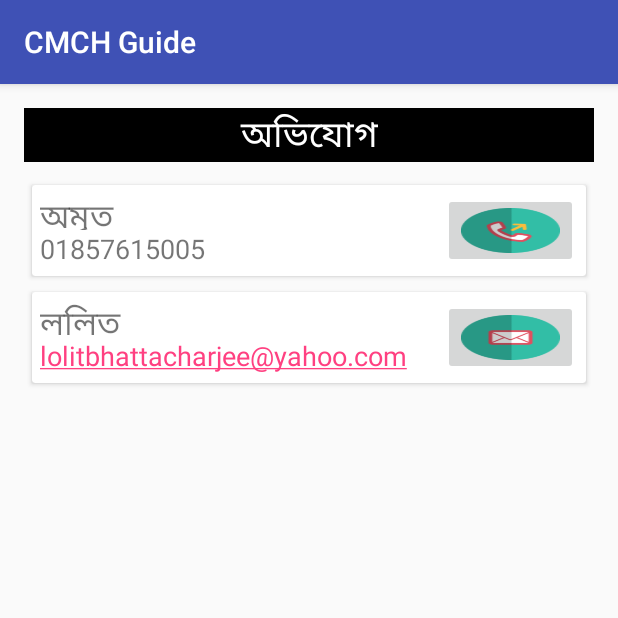
After one commit to Probstat-Infolab/CMCHGuide, an Android app: the ComplainActivity screen opened directly, with no data from a screen before it, on a phone screen of 412 x 824 dp, the top half of it. The commit adds this screen. Run offline under Robolectric (Android 15) with nearby library versions, the phone set to English and light mode, and no system bars.

Commit message:
Added ComplainActivity and It works well--- Amrit

```diff
--- a/app/src/main/AndroidManifest.xml
+++ b/app/src/main/AndroidManifest.xml
@@ -8,11 +8,9 @@
         android:label="@string/app_name"
         android:supportsRtl="true"
         android:theme="@style/AppTheme">
-
         <activity
             android:name=".MainActivity"
             android:label="@string/main_activity_label"
-
             android:theme="@style/AppTheme.NoActionBar">
             <intent-filter>
                 <action android:name="android.intent.action.MAIN" />
@@ -20,7 +18,8 @@
                 <category android:name="android.intent.category.LAUNCHER" />
             </intent-filter>
         </activity>
-        <activity android:name=".links.LinkActivity"></activity>
+        <activity android:name=".links.LinkActivity" />
+        <activity android:name=".complain.ComplainActivity"></activity>
     </application>
 
 </manifest>
--- a/app/src/main/java/com/probstatinfolab/cmchguide/MainActivity.java
+++ b/app/src/main/java/com/probstatinfolab/cmchguide/MainActivity.java
@@ -3,8 +3,6 @@ package com.probstatinfolab.cmchguide;
 import android.content.Intent;
 import android.content.res.Resources;
 import android.os.Bundle;
-import android.support.design.widget.FloatingActionButton;
-import android.support.design.widget.Snackbar;
 import android.support.v7.app.AppCompatActivity;
 import android.support.v7.widget.Toolbar;
 import android.view.View;
@@ -13,6 +11,7 @@ import android.view.MenuItem;
 import android.widget.AdapterView;
 import android.widget.GridView;
 
+import com.probstatinfolab.cmchguide.complain.ComplainActivity;
 import com.probstatinfolab.cmchguide.links.LinkActivity;
 
 import java.util.ArrayList;
@@ -71,8 +70,8 @@ public class MainActivity extends AppCompatActivity {
 
 
                 }else if(position == 8){
-
-
+                    Intent intent = new Intent(MainActivity.this, ComplainActivity.class);
+                    startActivity(intent);
                 }else if(position == 9){
 
 
--- /dev/null
+++ b/app/src/main/java/com/probstatinfolab/cmchguide/complain/ComplainActivity.java
@@ -0,0 +1,40 @@
+package com.probstatinfolab.cmchguide.complain;
+
+import android.content.Intent;
+import android.net.Uri;
+import android.support.v7.app.AppCompatActivity;
+import android.os.Bundle;
+import android.view.View;
+import android.widget.Toast;
+
+import com.probstatinfolab.cmchguide.R;
+
+public class ComplainActivity extends AppCompatActivity {
+
+    String number, email;
+
+    @Override
+    protected void onCreate(Bundle savedInstanceState) {
+        super.onCreate(savedInstanceState);
+        setContentView(R.layout.activity_complain);
+    }
+
+    public void call(View view) {
+        String number = getString(R.string.amritnumber);
+        Intent intent = new Intent(Intent.ACTION_DIAL);
+        intent.setData(Uri.parse("tel: " + number));
+        startActivity(intent);
+    }
+
+    public void email(View view) {
+        String email = getString(R.string.lolitemail);
+        Intent i = new Intent(Intent.ACTION_SEND);
+        i.setType("message/rfc822");
+        i.putExtra(Intent.EXTRA_EMAIL  , new String[]{email});
+        try {
+            startActivity(Intent.createChooser(i, "Send mail..."));
+        } catch (android.content.ActivityNotFoundException ex) {
+            Toast.makeText(ComplainActivity.this, "There are no email clients installed.", Toast.LENGTH_SHORT).show();
+        }
+    }
+}
--- /dev/null
+++ b/app/src/main/res/layout/activity_complain.xml
@@ -0,0 +1,125 @@
+<?xml version="1.0" encoding="utf-8"?>
+<LinearLayout xmlns:android="http://schemas.android.com/apk/res/android"
+    xmlns:app="http://schemas.android.com/apk/res-auto"
+    xmlns:tools="http://schemas.android.com/tools"
+    android:id="@+id/activity_complain"
+    android:layout_width="match_parent"
+    android:layout_height="match_parent"
+    android:orientation="vertical"
+    android:paddingBottom="@dimen/activity_vertical_margin"
+    android:paddingLeft="@dimen/activity_horizontal_margin"
+    android:paddingRight="@dimen/activity_horizontal_margin"
+    android:paddingTop="@dimen/activity_vertical_margin"
+    tools:context="com.probstatinfolab.cmchguide.complain.ComplainActivity">
+
+
+    <TextView
+        android:id="@+id/textView3"
+        android:layout_width="match_parent"
+        android:layout_height="wrap_content"
+        android:layout_marginBottom="10dp"
+        android:background="@android:color/black"
+        android:gravity="center"
+        android:text="@string/complainTitle"
+        android:textColor="@android:color/white"
+        android:textSize="24dp" />
+
+    <ScrollView
+        android:layout_width="match_parent"
+        android:layout_height="wrap_content">
+
+        <LinearLayout
+            android:layout_width="match_parent"
+            android:layout_height="wrap_content"
+            android:orientation="vertical">
+
+            <android.support.v7.widget.CardView
+                android:layout_width="match_parent"
+                android:layout_height="wrap_content"
+                android:layout_margin="5dp">
+
+                <LinearLayout
+                    android:layout_width="match_parent"
+                    android:layout_height="wrap_content"
+                    android:orientation="horizontal"
+                    android:padding="5dp">
+
+                    <LinearLayout
+                        android:layout_width="0dp"
+                        android:layout_height="match_parent"
+                        android:layout_weight="3"
+                        android:orientation="vertical">
+
+                        <TextView
+                            android:layout_width="match_parent"
+                            android:layout_height="0dp"
+                            android:layout_weight="1"
+                            android:text="@string/amrit"
+                            android:textSize="22dp" />
+
+                        <TextView
+                            android:layout_width="match_parent"
+                            android:layout_height="0dp"
+                            android:layout_weight="1"
+                            android:autoLink="phone"
+                            android:text="@string/amritnumber"
+                            android:textSize="18dp" />
+                    </LinearLayout>
+
+                    <ImageButton
+                        android:id="@+id/callimageButton"
+                        android:layout_width="0dp"
+                        android:layout_height="50dp"
+                        android:layout_weight="1"
+                        android:onClick="call"
+                        android:scaleType="fitXY"
+                        app:srcCompat="@drawable/call" />
+                </LinearLayout>
+            </android.support.v7.widget.CardView>
+
+            <android.support.v7.widget.CardView
+                android:layout_width="match_parent"
+                android:layout_height="wrap_content"
+                android:layout_margin="5dp">
+
+                <LinearLayout
+                    android:layout_width="match_parent"
+                    android:layout_height="wrap_content"
+                    android:orientation="horizontal"
+                    android:padding="5dp">
+
+                    <LinearLayout
+                        android:layout_width="0dp"
+                        android:layout_height="match_parent"
+                        android:layout_weight="3"
+                        android:orientation="vertical">
+
+                        <TextView
+                            android:layout_width="match_parent"
+                            android:layout_height="0dp"
+                            android:layout_weight="1"
+                            android:text="@string/lolit"
+                            android:textSize="22dp" />
+
+                        <TextView
+                            android:layout_width="match_parent"
+                            android:layout_height="0dp"
+                            android:layout_weight="1"
+                            android:autoLink="all"
+                            android:text="@string/lolitemail"
+                            android:textSize="18dp" />
+                    </LinearLayout>
+
+                    <ImageButton
+                        android:id="@+id/emailimageButton"
+                        android:layout_width="0dp"
+                        android:layout_height="50dp"
+                        android:layout_weight="1"
+                        android:onClick="email"
+                        android:scaleType="fitXY"
+                        app:srcCompat="@drawable/mail" />
+                </LinearLayout>
+            </android.support.v7.widget.CardView>
+        </LinearLayout>
+    </ScrollView>
+</LinearLayout>
--- a/app/src/main/res/layout/activity_link.xml
+++ b/app/src/main/res/layout/activity_link.xml
@@ -113,7 +113,7 @@
                         android:layout_weight="1"
                         android:gravity="left"
                         android:text="@string/bma"
-                        android:textSize="16sp" />
+                        android:textSize="14sp" />
 
                     <TextView
                         android:layout_width="wrap_content"
--- a/app/src/main/res/values/ovijog_strings.xml
+++ b/app/src/main/res/values/ovijog_strings.xml
@@ -1,2 +1,8 @@
 <?xml version="1.0" encoding="utf-8"?>
-<resources></resources>
+<resources>
+    <string name="complainTitle">অভিযোগ</string>
+    <string name="amrit">অমৃত</string>
+    <string name="amritnumber">01857615005</string>
+    <string name="lolit">ললিত</string>
+    <string name="lolitemail">lolitbhattacharjee@yahoo.com</string>
+</resources>
```
